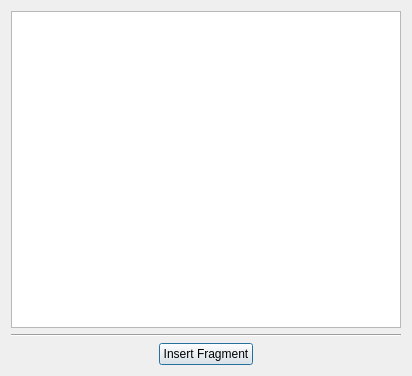
The window that libavogadro/src/extensions/insertfragmentdialog.ui (gladk/avogadro-debian) describes before a commit, drawn with Qt 5.
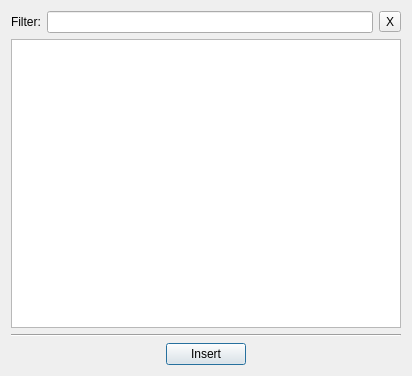
The same window after the commit.

Diff of the .ui file:
```diff
--- a/libavogadro/src/extensions/insertfragmentdialog.ui
+++ b/libavogadro/src/extensions/insertfragmentdialog.ui
@@ -14,6 +14,31 @@
    <string>Insert Fragment...</string>
   </property>
   <layout class="QVBoxLayout">
+   <item>
+    <layout class="QHBoxLayout" name="horizontalLayout">
+     <item>
+      <widget class="QLabel" name="label">
+       <property name="text">
+        <string>Filter:</string>
+       </property>
+      </widget>
+     </item>
+     <item>
+      <widget class="QLineEdit" name="filterLineEdit">
+       <property name="toolTip">
+        <string>Type a name or part of a name to show only matching files.</string>
+       </property>
+      </widget>
+     </item>
+     <item>
+      <widget class="QToolButton" name="clearToolButton">
+       <property name="text">
+        <string>X</string>
+       </property>
+      </widget>
+     </item>
+    </layout>
+   </item>
    <item>
     <widget class="QTreeView" name="directoryTreeView"/>
    </item>
@@ -42,11 +67,14 @@
      <item>
       <widget class="QPushButton" name="insertFragmentButton">
        <property name="text">
-        <string>Insert Fragment</string>
+        <string>Insert</string>
        </property>
        <property name="default">
         <bool>true</bool>
        </property>
+       <property name="flat">
+        <bool>false</bool>
+       </property>
       </widget>
      </item>
      <item>
```
